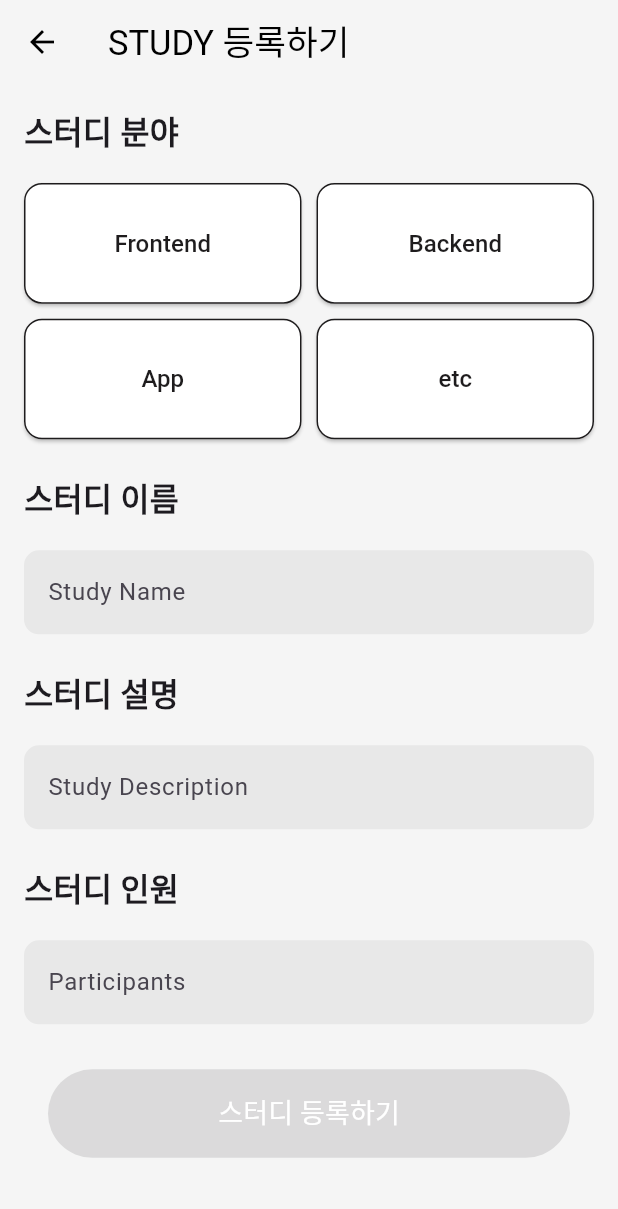
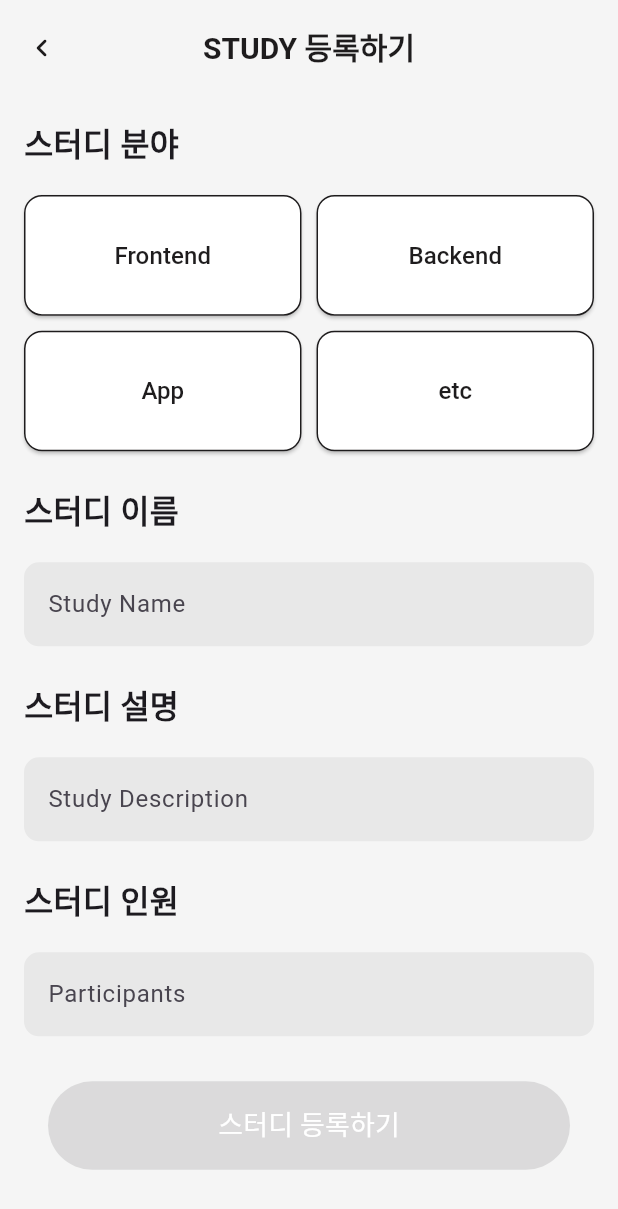
Before and after one commit to SungyeopJeong/MadcampWeek2, a Flutter app: the StudyAddPage screen opened directly, on a phone screen of 412 x 824 dp. Shown: the top 1209 px of the screen. Run offline on Flutter 3.47's test engine with Material 3 defaults, Android fonts, the phone set to English and light mode, and no system bars; our stand-ins replace flutter_dotenv, flutter_svg, google_sign_in, socket_io_client; missing offline and left inert: kakao_flutter_sdk; accounts and stored records are empty; network calls fail; Roboto replaces fonts that are missing (Pretendard).

Commit message:
Add study list page and pageroutebuilder

```diff
--- a/lib/pages/main_page.dart
+++ b/lib/pages/main_page.dart
@@ -5,6 +5,7 @@ import 'package:devil/style/text.dart';
 import 'package:devil/viewmodels/info_model.dart';
 import 'package:devil/viewmodels/study_model.dart';
 import 'package:devil/widgets/inkwell_btn.dart';
+import 'package:devil/widgets/page_route_builder.dart';
 import 'package:devil/widgets/top_app_bar.dart';
 import 'package:flutter/material.dart';
 import 'package:devil/widgets/study_block.dart';
@@ -93,9 +94,7 @@ class _MainPageState extends State<MainPage> {
               ? () {
                   Navigator.push(
                     context,
-                    MaterialPageRoute(
-                      builder: (context) => const StudyAddPage(),
-                    ),
+                    pageRouteBuilder(page: const StudyAddPage()),
                   );
                 }
               : widget.navigateToLogin,
--- a/lib/pages/study_add_page.dart
+++ b/lib/pages/study_add_page.dart
@@ -1,9 +1,9 @@
 // ignore_for_file: avoid_print, use_build_context_synchronously
 
 import 'package:devil/models/study.dart';
-import 'package:devil/pages/main_page.dart';
 import 'package:devil/viewmodels/info_model.dart';
 import 'package:devil/viewmodels/study_model.dart';
+import 'package:devil/widgets/top_app_bar.dart';
 import 'package:flutter/material.dart';
 import 'package:provider/provider.dart';
 
@@ -26,25 +26,7 @@ class _StudyAddState extends State<StudyAddPage> {
     const categories = StudyCategory.values;
 
     return Scaffold(
-      appBar: AppBar(
-        backgroundColor: Colors.transparent, // 투명 배경
-        elevation: 0, // 그림자 효과 제거
-
-        leading: IconButton(
-          icon: const Icon(Icons.arrow_back,
-              color: Colors.black), // 뒤로가기 버튼 색상을 검은색으로 설정
-          onPressed: () {
-            Navigator.pop(context);
-          },
-        ),
-        title: const Text(
-          'STUDY 등록하기',
-          style: TextStyle(
-            fontSize: 23,
-            color: Colors.black,
-          ),
-        ),
-      ),
+      appBar: const TopAppBar(title: 'STUDY 등록하기', canPop: true),
       body: SingleChildScrollView(
         child: Padding(
           padding: const EdgeInsets.all(16.0),
--- a/lib/style/text.dart
+++ b/lib/style/text.dart
@@ -18,6 +18,7 @@ class DevilText {
   static final TextStyle titleL = _light.copyWith(fontSize: 20, height: 24 / 20);
 
   static final TextStyle labelM = _medium.copyWith(fontSize: 12, height: 16 / 12);
+  static final TextStyle labelMH = _medium.copyWith(fontSize: 14, height: 18 / 14);
   static final TextStyle bodyM = _medium.copyWith(fontSize: 16, height: 20 / 16);
   static final TextStyle titleM = _medium.copyWith(fontSize: 20, height: 24 / 20);
 
--- a/lib/widgets/top_app_bar.dart
+++ b/lib/widgets/top_app_bar.dart
@@ -3,8 +3,9 @@ import 'package:devil/style/text.dart';
 import 'package:flutter/material.dart';
 
 class TopAppBar extends StatelessWidget implements PreferredSizeWidget {
-  const TopAppBar({super.key, required this.title});
+  const TopAppBar({super.key, required this.title, this.canPop = false});
   final String title;
+  final bool canPop;
 
   @override
   Size get preferredSize => const Size.fromHeight(64.0);
@@ -12,6 +13,17 @@ class TopAppBar extends StatelessWidget implements PreferredSizeWidget {
   @override
   Widget build(BuildContext context) {
     return AppBar(
+      leading: canPop
+          ? IconButton(
+              onPressed: () {
+                Navigator.pop(context);
+              },
+              icon: const Icon(
+                Icons.chevron_left_rounded,
+                color: DevilColor.black,
+              ),
+            )
+          : null,
       toolbarHeight: preferredSize.height,
       backgroundColor: DevilColor.bg,
       surfaceTintColor: DevilColor.bg,
@@ -19,6 +31,7 @@ class TopAppBar extends StatelessWidget implements PreferredSizeWidget {
         title,
         style: DevilText.titleB,
       ),
+      centerTitle: canPop,
     );
   }
 }
```
Also changed, not shown: lib/pages/my_page.dart (+37 -6 lines), lib/pages/study_list_page.dart (added, +27 -0 lines), lib/widgets/page_route_builder.dart (added, +24 -0 lines), lib/widgets/study_block.dart (+2 -22 lines).
